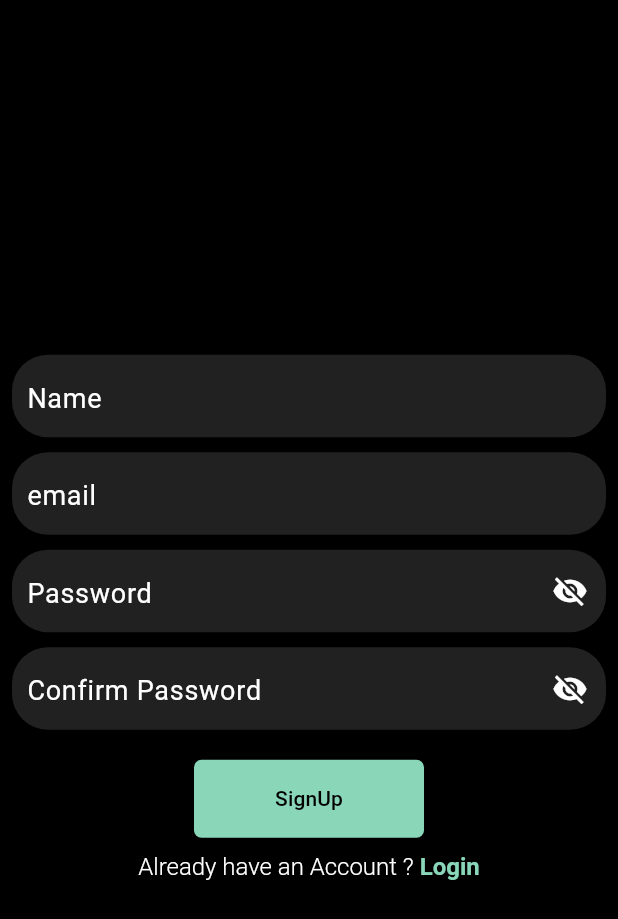
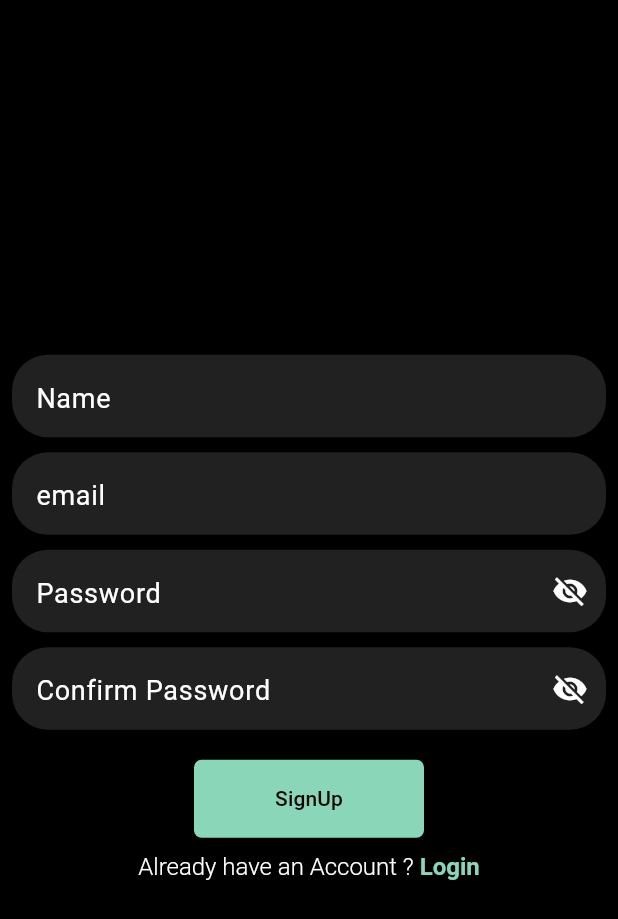
Before and after one commit to safwanmv/Event-Fund-Manager, a Flutter app: the SignupScreen screen opened directly, on a phone screen of 412 x 824 dp. Shown: the top 919 px of the screen. Run offline on Flutter 3.47's test engine with Material 3 defaults, Android fonts, the phone set to English and light mode, and no system bars; our stand-ins replace fl_chart, flutter_slidable, hive_flutter; accounts and stored records are empty; statements that could not run were skipped.

Commit message:
add validator to validate form fields

```diff
--- /dev/null
+++ b/lib/CustomWidgets/c_text_form_field.dart
@@ -0,0 +1,58 @@
+import 'package:flutter/material.dart';
+
+class CTextFromField extends StatefulWidget {
+  final TextEditingController controller;
+  final String? title;
+  final TextInputType? keyboardType;
+  final bool obscureText;
+  final Widget? suffixIcon;
+  final String? Function(String?)? validator;
+
+  const CTextFromField({
+    super.key,
+    required this.controller,
+    required this.title,
+    this.keyboardType,
+    this.obscureText = false,
+    this.suffixIcon,
+    required this.validator,
+  });
+
+  @override
+  State<CTextFromField> createState() => _CTextFromFieldState();
+}
+
+class _CTextFromFieldState extends State<CTextFromField> {
+  @override
+  Widget build(BuildContext context) {
+    final color = Theme.of(context).colorScheme;
+    return TextFormField(
+     controller:widget.controller,
+      style: TextStyle(
+        color: color.onSurface,
+        fontSize: 23,
+        fontWeight: FontWeight.w400,
+      ),
+      keyboardType: widget.keyboardType ?? TextInputType.text,
+      obscureText: widget.obscureText,
+      decoration: InputDecoration(
+        border: OutlineInputBorder(borderSide: BorderSide.none),
+        filled: true,
+        fillColor: color.onSurfaceVariant,
+        suffixIcon: widget.suffixIcon,
+        hintText: widget.title,
+        hintStyle: TextStyle(color: color.onSurface, fontSize: 18),
+        enabledBorder: OutlineInputBorder(
+          borderRadius: BorderRadius.circular(24),
+          borderSide: BorderSide.none,
+        ),
+        focusedBorder: OutlineInputBorder(
+          borderRadius: BorderRadius.circular(18),
+          borderSide: BorderSide.none,
+        ),
+        contentPadding: EdgeInsets.symmetric(horizontal: 12, vertical: 10),
+      ),
+      validator:widget.validator,
+    );
+  }
+}
```
Also changed, not shown: lib/models/transaction/transaction _model.dart (+10 -7 lines), lib/screens/Authentication/Login/login_screen.dart (+13 -1 lines), lib/screens/Authentication/SignUp/signup_screen.dart (+25 -1 lines), lib/models/transaction/transaction _model.g.dart.
